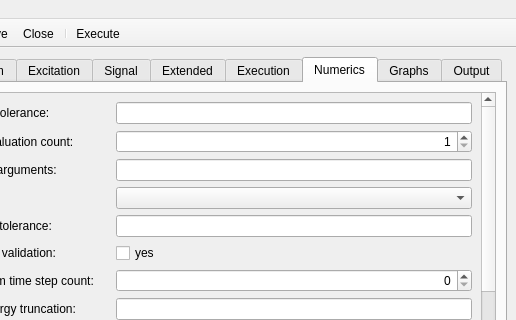
Above: npamp/mainwin.ui from vsemionov/npamp before the change; both pictures show x 124 to 640 and y 0 to 320 of the 640 by 480 pixel window. Below: the same form after it.
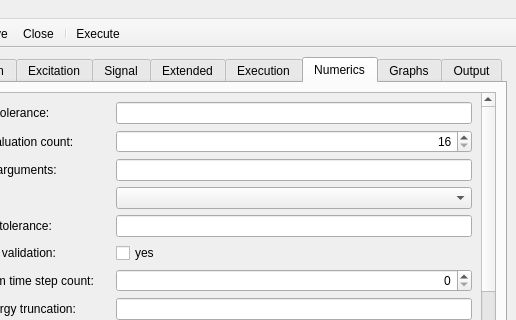
That is the form after the change. The open tabs and pages were chosen to show the change. Icons and pictures are not drawn.

Commit message: adjusting min. loss eval. count

Patch:
```diff
--- a/npamp/mainwin.ui
+++ b/npamp/mainwin.ui
@@ -876,7 +876,7 @@
                <set>Qt::AlignRight|Qt::AlignTrailing|Qt::AlignVCenter</set>
               </property>
               <property name="minimum">
-               <number>1</number>
+               <number>16</number>
               </property>
               <property name="maximum">
                <number>1073741824</number>
```
The commit also changes 1 other file.
